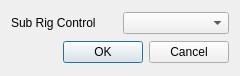
The window that mqt/MqtRigSync/RSConfigure.ui (Rsclub22/Minos2-Mirror) describes before a commit, drawn with Qt 5.
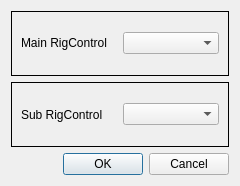
The same window after the commit.

Diff of the .ui file:
```diff
--- a/mqt/MqtRigSync/RSConfigure.ui
+++ b/mqt/MqtRigSync/RSConfigure.ui
@@ -7,19 +7,46 @@
     <x>0</x>
     <y>0</y>
     <width>240</width>
-    <height>76</height>
+    <height>186</height>
    </rect>
   </property>
   <property name="windowTitle">
    <string>Configure Rig Sync</string>
   </property>
+  <layout class="QVBoxLayout" name="verticalLayout_2">
+   <item>
+    <widget class="QFrame" name="">
+     <property name="frameShape">
+      <enum>QFrame::Box</enum>
+     </property>
   <layout class="QVBoxLayout" name="verticalLayout">
    <item>
+       <layout class="QHBoxLayout" name="horizontalLayout_4">
+        <item>
+         <widget class="QLabel" name="label_2">
+          <property name="text">
+           <string>Main RigControl</string>
+          </property>
+         </widget>
+        </item>
+        <item>
+         <widget class="QComboBox" name="mainControl"/>
+        </item>
+       </layout>
+      </item>
+     </layout>
+    </widget>
+   </item>
+   <item>
+    <widget class="QFrame" name="">
+     <property name="frameShape">
+      <enum>QFrame::Box</enum>
+     </property>
     <layout class="QHBoxLayout" name="horizontalLayout_2">
      <item>
       <widget class="QLabel" name="label">
        <property name="text">
-        <string>Sub Rig Control</string>
+         <string>Sub RigControl</string>
        </property>
       </widget>
      </item>
@@ -27,6 +54,7 @@
       <widget class="QComboBox" name="subControl"/>
      </item>
     </layout>
+    </widget>
    </item>
    <item>
     <layout class="QHBoxLayout" name="horizontalLayout">
```
Lines whose indentation alone changed are shown as unchanged.
